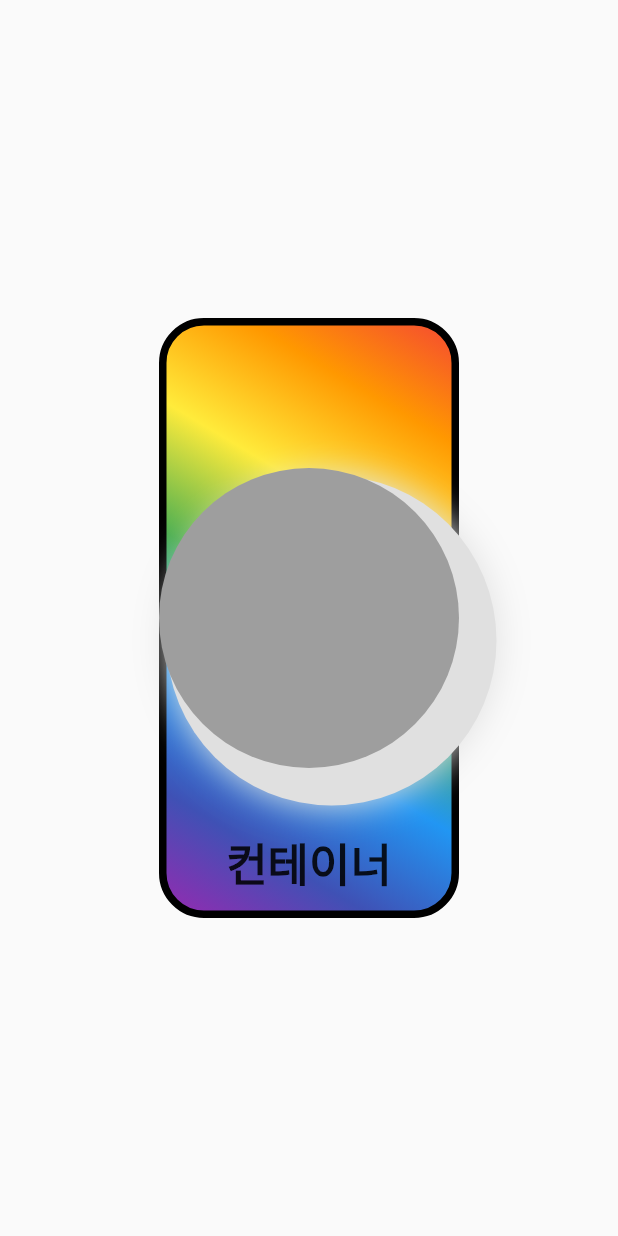
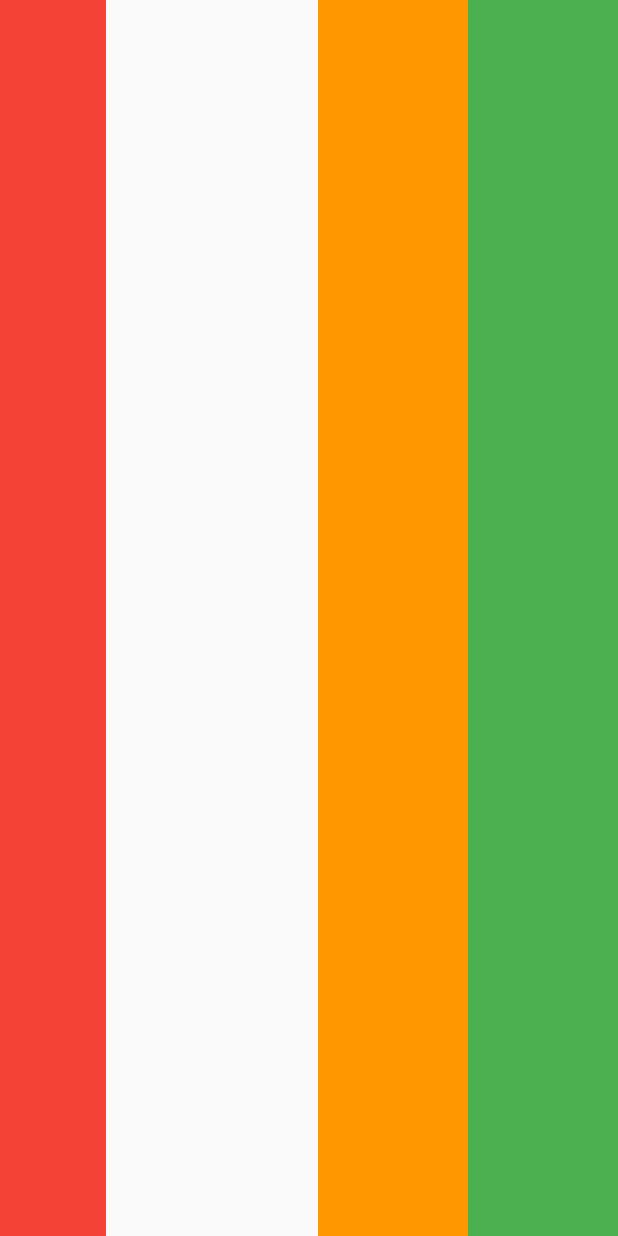
Before and after one commit to jdfakd/flutter_lecture_first, a Flutter app: the screen it shows after launch, on a phone screen of 412 x 824 dp. Run offline on Flutter 3.47's test engine with Material 2 defaults, Android fonts, the phone set to English and light mode, and no system bars.

Commit message:
ㄷㄷㄷㄷㄷㄷㄷ

```diff
--- /dev/null
+++ b/lib/ch3/row_screen.dart
@@ -0,0 +1,38 @@
+import 'package:flutter/material.dart';
+
+class RowScreen extends StatelessWidget {
+  const RowScreen({super.key});
+
+  @override
+  Widget build(BuildContext context) {
+    return Scaffold(
+      body: SizedBox(
+        height: double.infinity,
+        child: Row(
+          mainAxisAlignment: MainAxisAlignment.spaceBetween,
+          mainAxisSize: MainAxisSize.max,
+          crossAxisAlignment: CrossAxisAlignment.stretch,
+          children: [
+            Expanded(child: _container(100, 100, Colors.red)),
+
+            ///flex입력 안하면 기본값 1
+            const Spacer(flex: 2),
+            _container(100, 100, Colors.orange),
+            _container(100, 100, Colors.green),
+          ],
+        ),
+      ),
+    );
+  }
+  Widget _container(
+      double width,
+      double height,
+      Color color,
+      ) {
+    return Container(
+      width: width,
+      height: height,
+      color: color,
+    );
+  }
+}
--- a/lib/main.dart
+++ b/lib/main.dart
@@ -2,6 +2,9 @@
 import 'package:flutter/cupertino.dart';
 import 'package:flutter/material.dart';
 import 'package:flutter_lecture_first/ch3/container_screen.dart';
+
+import 'ch3/column_screen.dart';
+import 'ch3/row_screen.dart';
 
 /// main 함수
 /// 어플리케이션이 시작하는 위치
@@ -17,9 +20,7 @@ class MyApp extends StatelessWidget {
   @override
   Widget build(BuildContext context) {
     return MaterialApp(
-      home: ContainerScreen(),
+      home: RowScreen(),
     );
-
-
   }
 }
```
Also changed, not shown: lib/ch3/column_screen.dart (added, +51 -0 lines).
